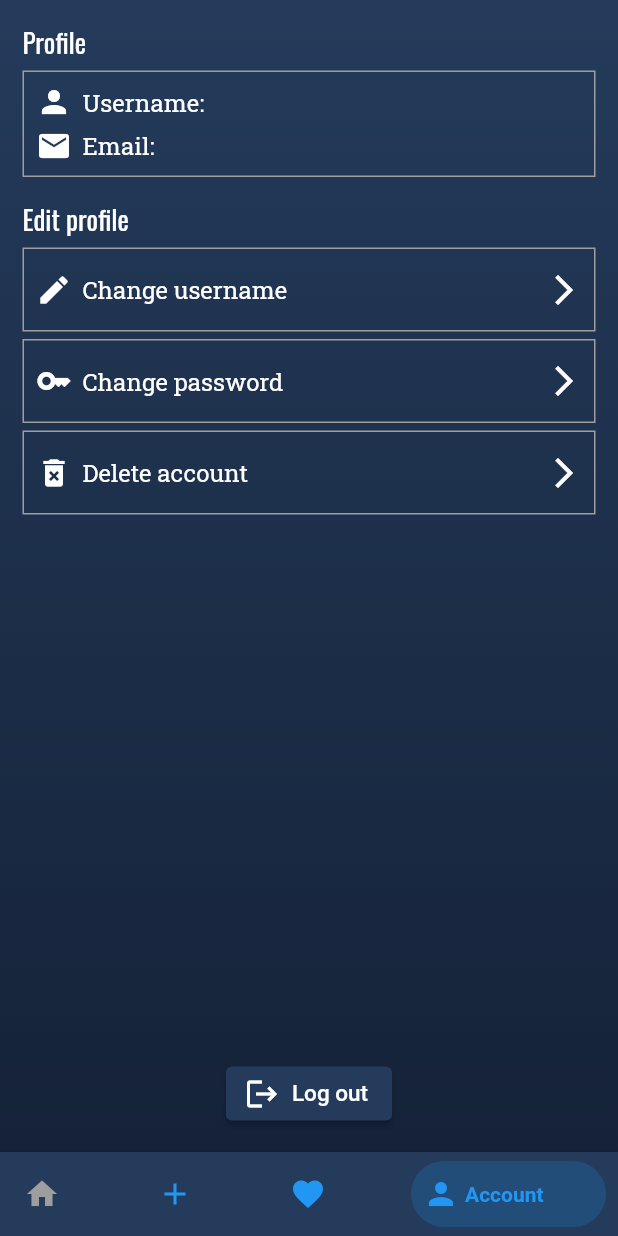
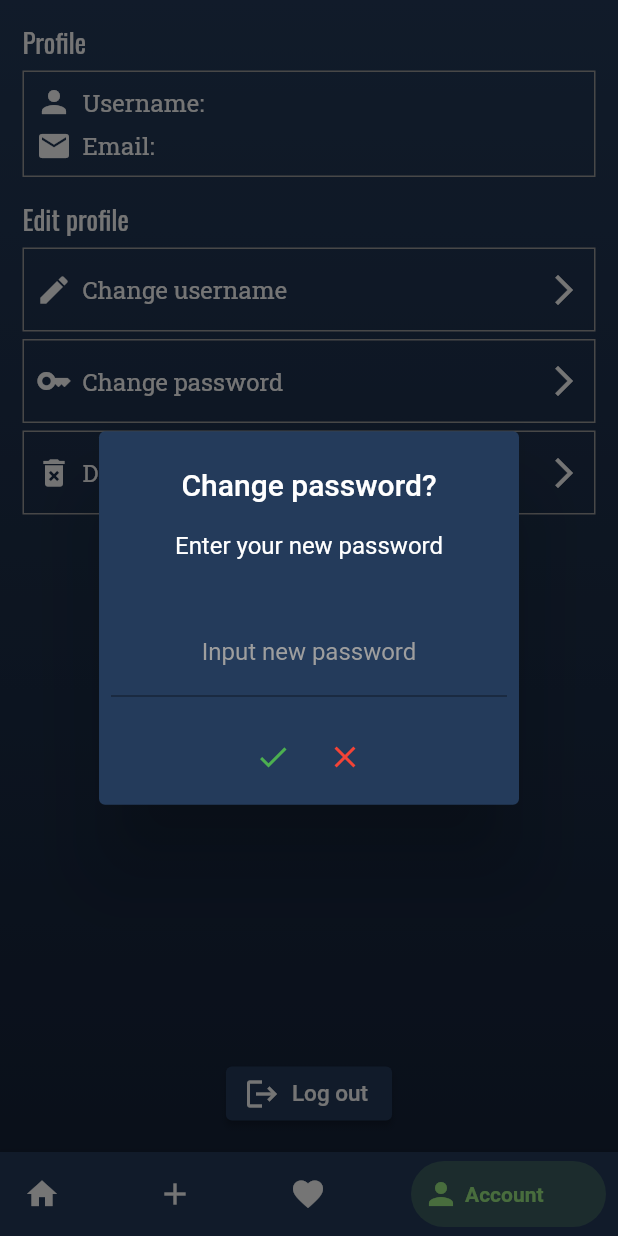
Before and after one commit to MarekRudzki/CookBook, a Flutter app: the MainScreen screen opened directly, item 4 of the bottom bar chosen, after a tap on "Change password", on a phone screen of 412 x 824 dp. Run offline on Flutter 3.47's test engine with Material 2 defaults, Android fonts, the light colour scheme and no system bars; drawn by our look-alikes of bottom_navy_bar; our stand-ins replace animated_text_kit, cloud_firestore, firebase_auth, firebase_core, google_fonts, shared_preferences; accounts and stored records are empty.

Commit message:
Implement provider

```diff
--- a/lib/src/core/constants.dart
+++ b/lib/src/core/constants.dart
@@ -2,3 +2,5 @@ import 'package:flutter/material.dart';
 
 Color kLighterBlue = const Color(0xFF243B5B);
 Color kDartBlue = const Color(0xFF152238);
+Color kActiveNavyBar = const Color.fromARGB(255, 158, 238, 132);
+Color kInactiveNavyBar = const Color.fromARGB(255, 255, 255, 255);
--- a/lib/src/features/account/account_provider.dart
+++ b/lib/src/features/account/account_provider.dart
@@ -1,5 +1,6 @@
-import 'package:cookbook/src/services/firebase/firestore.dart';
 import 'package:flutter/material.dart';
+
+import '/src/services/firebase/firestore.dart';
 
 class AccountProvider with ChangeNotifier {
   final Firestore _firestore = Firestore();
--- a/lib/src/features/account/screens/account_screen.dart
+++ b/lib/src/features/account/screens/account_screen.dart
@@ -1,4 +1,3 @@
-import 'package:cookbook/src/services/firebase/firestore.dart';
 import 'package:flutter/material.dart';
 
 import 'package:google_fonts/google_fonts.dart';
@@ -12,6 +11,7 @@ import '../../common_widgets/error_handling.dart';
 import '../../login/login_screen.dart';
 import '../account_provider.dart';
 import '../widgets/settings_tile.dart';
+import '/src/services/firebase/firestore.dart';
 
 class AccountScreen extends StatefulWidget {
   const AccountScreen({
@@ -23,15 +23,29 @@ class AccountScreen extends StatefulWidget {
 }
 
 class _AccountScreenState extends State<AccountScreen> {
+  late final TextEditingController _changeUsernameConroller;
+  late final TextEditingController _changePasswordConroller;
+  final Auth _auth = Auth();
+  final SharedPrefs _sharedPrefs = SharedPrefs();
+  final ErrorHandling _errorHandling = ErrorHandling();
+  final Firestore _firestore = Firestore();
+
+  @override
+  void initState() {
+    super.initState();
+    _changeUsernameConroller = TextEditingController();
+    _changePasswordConroller = TextEditingController();
+  }
+
+  @override
+  void dispose() {
+    _changeUsernameConroller.dispose();
+    _changePasswordConroller.dispose();
+    super.dispose();
+  }
+
   @override
   Widget build(BuildContext context) {
-    final TextEditingController _changeUsernameConroller =
-        TextEditingController();
-    final Auth _auth = Auth();
-    final SharedPrefs _sharedPrefs = SharedPrefs();
-    final ErrorHandling _errorHandling = ErrorHandling();
-    final Firestore _firestore = Firestore();
-
     return Scaffold(
       body: Container(
         decoration: BoxDecoration(
@@ -80,7 +94,7 @@ class _AccountScreenState extends State<AccountScreen> {
                             width: 7,
                           ),
                           Text(
-                            'Username: ${Provider.of<AccountProvider>(context).username}',
+                            'Username: ${Provider.of<AccountProvider>(context, listen: false).username}',
                             style: GoogleFonts.robotoSlab(
                               color: Colors.white,
                               fontSize: 16,
@@ -166,7 +180,21 @@ class _AccountScreenState extends State<AccountScreen> {
               SettingsTile(
                 icon: Icons.key,
                 tileText: 'Change password',
-                onPressed: () {}, //TODO add password change
+                onPressed: () {
+                  showDialog(
+                    barrierDismissible: false,
+                    context: context,
+                    builder: (context) {
+                      return CustromAlertDialog(
+                        title: 'Change password?',
+                        content: 'Enter your new password',
+                        labelText: 'Input new password',
+                        controller: _changePasswordConroller,
+                        onConfirmed: () {},
+                      );
+                    },
+                  );
+                },
               ),
               const SizedBox(
                 height: 5,
--- a/lib/src/features/common_widgets/custom_alert_dialog.dart
+++ b/lib/src/features/common_widgets/custom_alert_dialog.dart
@@ -1,9 +1,8 @@
 import 'package:flutter/material.dart';
-
-import 'package:flutter_bloc/flutter_bloc.dart';
+import 'package:provider/provider.dart';
 
 import '../../core/constants.dart';
-import '../login/cubit/login_cubit.dart';
+import '../login/login_provider.dart';
 
 class CustromAlertDialog extends StatelessWidget {
   const CustromAlertDialog({
@@ -23,7 +22,7 @@ class CustromAlertDialog extends StatelessWidget {
 
   @override
   Widget build(BuildContext context) {
-    final loginCubit = BlocProvider.of<LoginCubit>(context);
+    final loginProvider = Provider.of<LoginProvider>(context, listen: false);
     return AlertDialog(
       title: Text(
         textAlign: TextAlign.center,
@@ -59,20 +58,18 @@ class CustromAlertDialog extends StatelessWidget {
             ),
             Padding(
               padding: const EdgeInsets.all(8.0),
-              child: BlocBuilder<LoginCubit, LoginState>(
-                builder: (context, state) {
-                  return state.errorMessage != ''
+              child: context.select(
+                          (LoginProvider provider) => provider.errorMessage) !=
+                      ''
                   ? Text(
-                          state.errorMessage,
+                      loginProvider.errorMessage,
                       textAlign: TextAlign.center,
                       style: const TextStyle(
                         color: Colors.red,
                         fontSize: 15,
                       ),
                     )
-                      : const SizedBox.shrink();
-                },
-              ),
+                  : const SizedBox.shrink(),
             ),
             Row(
               mainAxisAlignment: MainAxisAlignment.center,
@@ -87,7 +84,7 @@ class CustromAlertDialog extends StatelessWidget {
                 IconButton(
                   onPressed: () {
                     controller.clear();
-                    loginCubit.addErrorMessage('');
+                    loginProvider.addErrorMessage('');
                     Navigator.of(context).pop();
                   },
                   icon: const Icon(
--- a/lib/src/features/main_screen.dart
+++ b/lib/src/features/main_screen.dart
@@ -91,20 +91,26 @@ class _MainScreenState extends State<MainScreen> {
               BottomNavyBarItem(
                 icon: const Icon(Icons.home),
                 title: const Text('Home'),
-                activeColor: Colors.amber,
-                inactiveColor: Colors.grey,
+                activeColor: kActiveNavyBar,
+                inactiveColor: kInactiveNavyBar,
               ),
               BottomNavyBarItem(
                 icon: const Icon(Icons.add),
                 title: const Text('Add'),
+                activeColor: kActiveNavyBar,
+                inactiveColor: kInactiveNavyBar,
               ),
               BottomNavyBarItem(
                 icon: const Icon(Icons.favorite),
                 title: const Text('Favourites'),
+                activeColor: kActiveNavyBar,
+                inactiveColor: kInactiveNavyBar,
               ),
               BottomNavyBarItem(
                 icon: const Icon(Icons.person),
                 title: const Text('Account'),
+                activeColor: kActiveNavyBar,
+                inactiveColor: kInactiveNavyBar,
               ),
             ],
             selectedIndex: selectedIndex,
--- /dev/null
+++ b/lib/src/features/theme_provider.dart
@@ -0,0 +1,5 @@
+import 'package:flutter/material.dart';
+
+class ThemeProvider with ChangeNotifier {
+  //TODO add themes
+}
--- a/pubspec.yaml
+++ b/pubspec.yaml
@@ -11,7 +11,6 @@ environment:
 dependencies:
 
   animated_text_kit: ^4.2.2
-  bloc: ^8.1.0
   bottom_navy_bar: ^6.0.0
   cloud_firestore: ^3.5.1
   cupertino_icons: ^1.0.2
@@ -20,7 +19,6 @@ dependencies:
   firebase_database: ^9.1.7
   flutter:
     sdk: flutter
-  flutter_bloc: ^8.1.1
   google_fonts: ^3.0.1
   provider: ^6.0.5
   shared_preferences: ^2.0.15
```
Also changed, not shown: lib/main.dart (+11 -10 lines), lib/src/domain/models/user_model.dart (deleted, +0 -8 lines), lib/src/features/common_widgets/error_handling.dart (+5 -6 lines), lib/src/features/login/cubit/login_cubit.dart (deleted, +0 -41 lines), lib/src/features/login/cubit/login_state.dart (deleted, +0 -13 lines), lib/src/features/login/login_provider.dart (added, +32 -0 lines), lib/src/features/login/login_screen.dart (+7 -11 lines), lib/src/features/login/widgets/login_view.dart (+10 -2 lines), lib/src/features/login/widgets/reset_password.dart (+5 -6 lines), lib/src/services/firebase/auth.dart (+33 -0 lines), pubspec.lock. Lines whose indentation alone changed are shown as unchanged.
